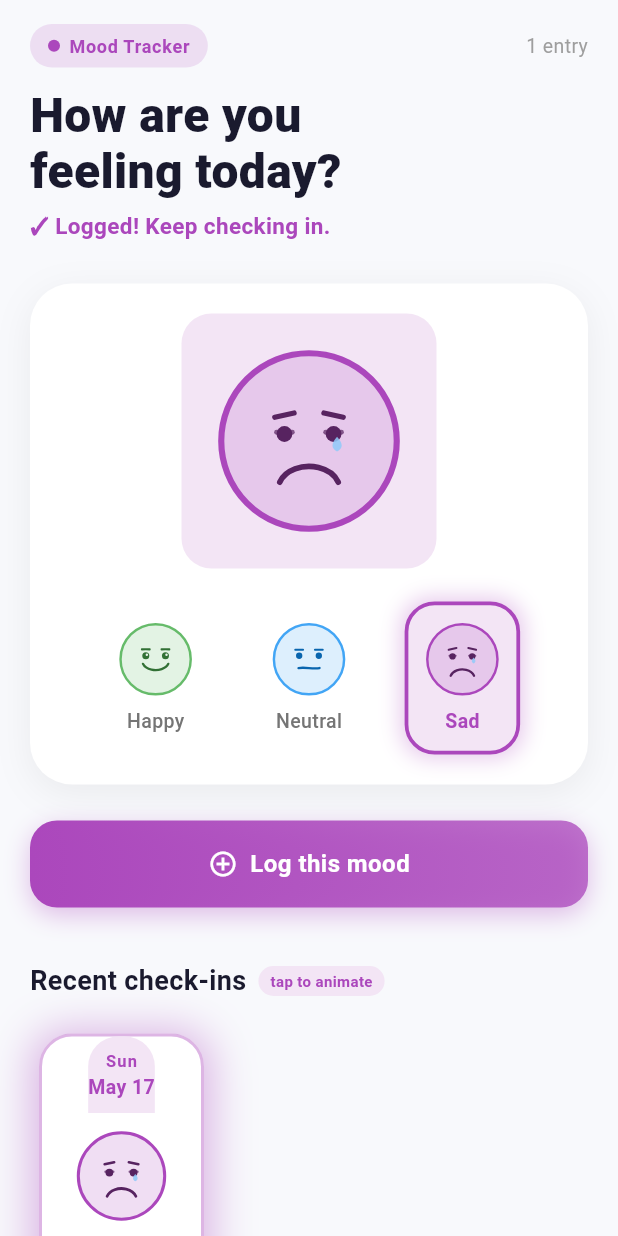
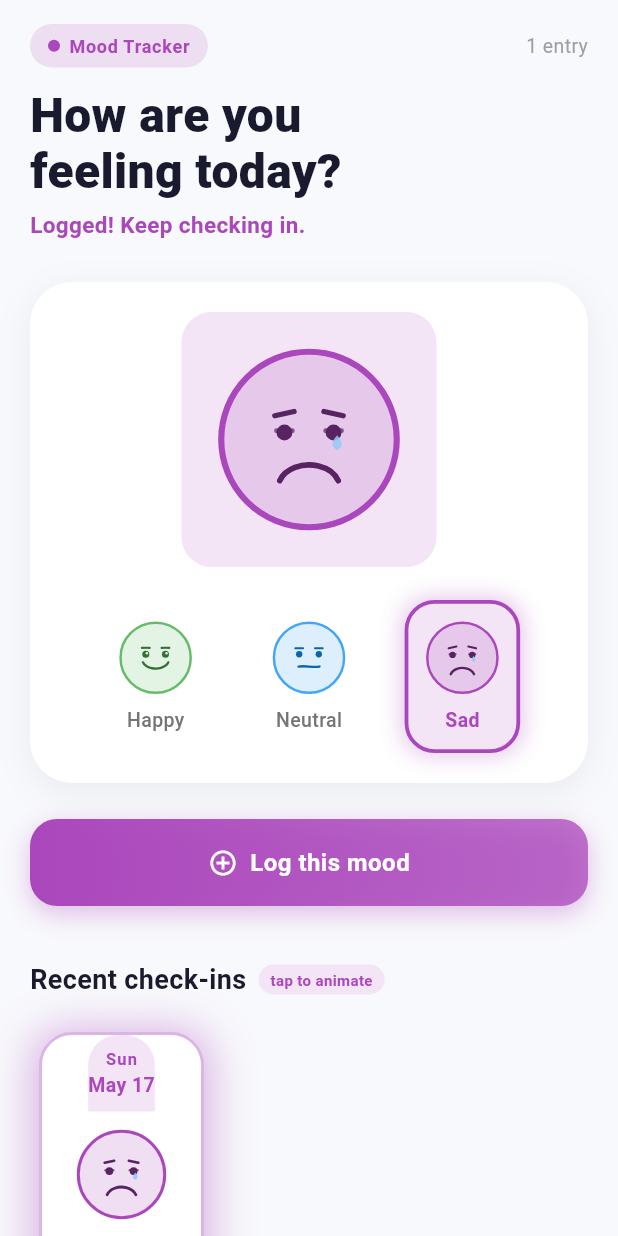
Before and after one commit to Coderblac/mood_app, a Flutter app: the screen it shows after launch, after a tap on "Neutral", after a tap on "Sad", after a tap on "Log this mood", on a phone screen of 412 x 824 dp. Run offline on Flutter 3.47's test engine with Material 3 defaults, Android fonts, the phone set to English and light mode, and no system bars; our stand-ins replace shared_preferences.

Commit message:
Built Web release

```diff
--- a/lib/mood_tracker_screen.dart
+++ b/lib/mood_tracker_screen.dart
@@ -183,7 +183,7 @@ class _MoodTrackerScreenState extends State<MoodTrackerScreen>
             duration: const Duration(milliseconds: 250),
             child: Text(
               _justLogged
-                  ? '✓ Logged! Keep checking in.'
+                  ? 'Logged! Keep checking in.'
                   : MoodData.description(_selectedMood),
               key: ValueKey(_justLogged
                   ? 'logged'
@@ -217,7 +217,7 @@ class _MoodTrackerScreenState extends State<MoodTrackerScreen>
       ),
       child: Column(
         children: [
-          // Large preview face
+          // preview face
           AnimatedContainer(
             duration: const Duration(milliseconds: 300),
             padding: const EdgeInsets.all(20),
@@ -232,7 +232,7 @@ class _MoodTrackerScreenState extends State<MoodTrackerScreen>
             ),
           ),
           const SizedBox(height: 22),
-          // Row of 5 mood options
+          // Row of moods options
           Row(
             mainAxisAlignment: MainAxisAlignment.spaceEvenly,
             children: MoodType.values.map((mood) {
--- a/lib/widgets/animated_mood_face.dart
+++ b/lib/widgets/animated_mood_face.dart
@@ -1,5 +1,5 @@
 import 'package:flutter/material.dart';
-import 'package:mood_app/c_painter/face_painter.dart';
+import 'package:mood_app/c_painter/mood_face_painter.dart';
 import 'package:mood_app/models/mood_entry.dart';
 
 
@@ -79,7 +79,7 @@ class _AnimatedMoodFaceState extends State<AnimatedMoodFace>
   }
 }
 
-/// A tappable mood face that bounces when pressed — used in the selector grid
+// mood face that bounces when pressed
 class TappableMoodFace extends StatefulWidget {
   final MoodType mood;
   final bool isSelected;
--- a/lib/widgets/timeline_entry_card.dart
+++ b/lib/widgets/timeline_entry_card.dart
@@ -1,6 +1,6 @@
 import 'package:flutter/material.dart';
 import 'package:intl/intl.dart';
-import 'package:mood_app/c_painter/face_painter.dart';
+import 'package:mood_app/c_painter/mood_face_painter.dart';
 import 'package:mood_app/models/mood_entry.dart';
 
 class TimelineEntryCard extends StatefulWidget {
@@ -136,7 +136,7 @@ class _TimelineEntryCardState extends State<TimelineEntryCard>
                       ),
                     ),
                   ),
-                  // Label + time
+                  // Label and time
                   Padding(
                     padding: const EdgeInsets.only(bottom: 10),
                     child: Column(
```
Also changed, not shown: lib/c_painter/mood_face_painter.dart (renamed from lib/c_painter/face_painter.dart, +11 -11 lines).
